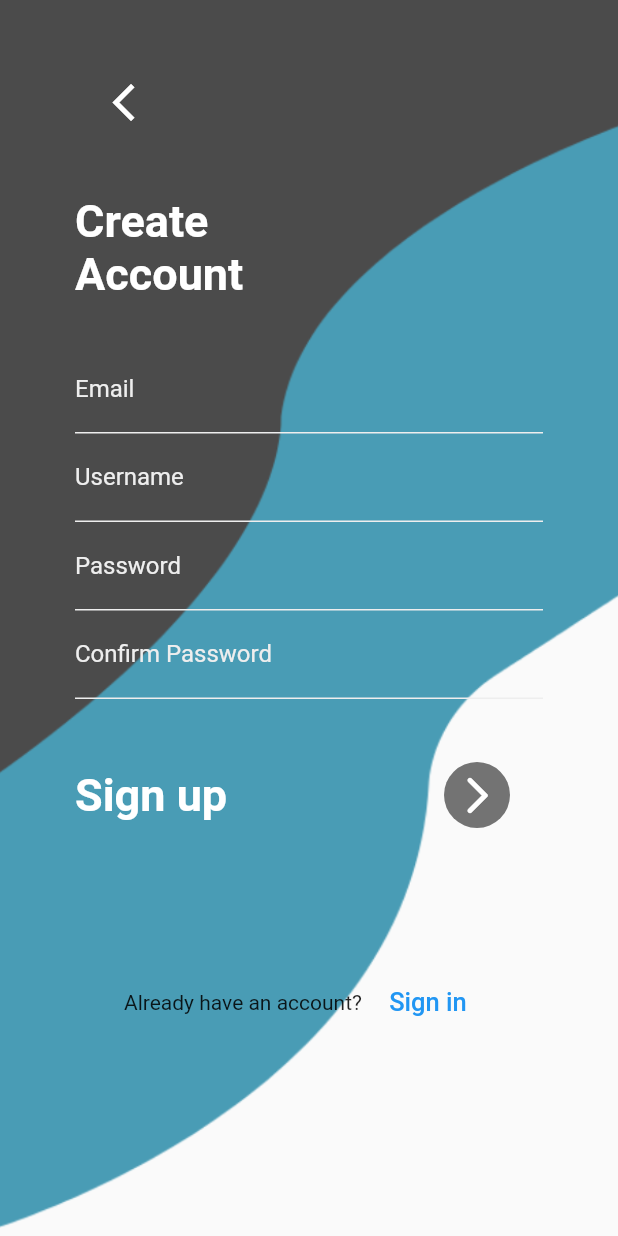
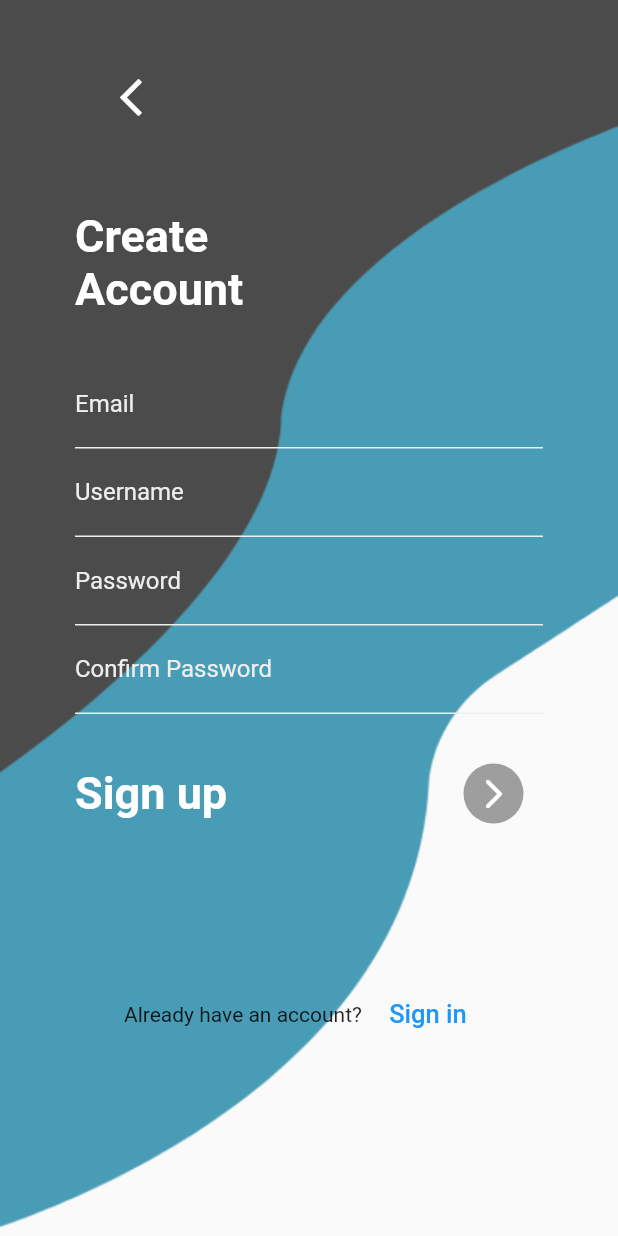
Before and after one commit to QonvexTech/qonvex_payroll, a Flutter app: the Register screen opened directly, on a phone screen of 412 x 824 dp. Run offline on Flutter 3.47's test engine with Material 2 defaults, Android fonts, the light colour scheme and no system bars.

Commit message:
qr update

```diff
--- a/lib/main.dart
+++ b/lib/main.dart
@@ -16,7 +16,7 @@ class MyApp extends StatelessWidget {
       theme: ThemeData(
         primarySwatch: Colors.blue,
       ),
-      home: Register(),
+      home: Scanner(),
     );
   }
 }
--- a/lib/register.dart
+++ b/lib/register.dart
@@ -17,16 +17,17 @@ class Register extends StatelessWidget {
           appBar: PreferredSize(
               preferredSize: Size.fromHeight(100.0),
               child: Padding(
-                padding: EdgeInsets.only(top: 40),
+                padding: EdgeInsets.only(top: 30),
                   child: AppBar(
+                    toolbarHeight: 85,
                     automaticallyImplyLeading: false, // hides leading widget
-                    leading: FlatButton(
-                      child: Icon(Icons.arrow_back_ios, size: 30, color: Colors.white,),
+                    leading: IconButton(
+                      icon: Icon(Icons.arrow_back_ios, size: 30, color: Colors.white,),
                       onPressed: (){
                       //  back button
                       },
                     ),
-                    leadingWidth: 180,
+                    leadingWidth: 190,
                     backgroundColor: Colors.transparent,
                     elevation: 0,
                   )
@@ -46,7 +47,7 @@ class Register extends StatelessWidget {
                 // crossAxisAlignment: CrossAxisAlignment.start,
                 children: [
                   SizedBox(
-                    height: 30,
+                    height: 40,
                   ),
                   Text('Create\nAccount',
                     style: TextStyle(fontSize: 30, fontWeight: FontWeight.bold,
@@ -125,7 +126,7 @@ class Register extends StatelessWidget {
                     )
                   ),
                   SizedBox(
-                    height: 40,
+                    height: 20,
                   ),
                   GestureDetector(
                     onTap: (){},
@@ -136,17 +137,13 @@ class Register extends StatelessWidget {
                           Text('Sign up',
                           style: TextStyle(fontSize: 30, fontWeight: FontWeight.bold,
                           color: Colors.white),),
-                          FlatButton(
-                            child: CircleAvatar(
-                              backgroundColor: Colors.black54,
-                              radius: 22,
-                              child: Icon(Icons.arrow_forward_ios_rounded,
-                                  color: Colors.white, size: 30),
-                            ),
-                            onPressed: () {
-                              //signup screen
-                            },
-                          ),
+                          IconButton(
+                            icon: CircleAvatar(child:Icon(Icons.arrow_forward_ios_rounded,
+                            color: Colors.white,),
+                            backgroundColor: Colors.grey),
+                            iconSize: 50,
+                            onPressed: (){},
+                          )
                         ],
                       )
                   ),
```
Also changed, not shown: lib/qr.dart (+13 -4 lines).
